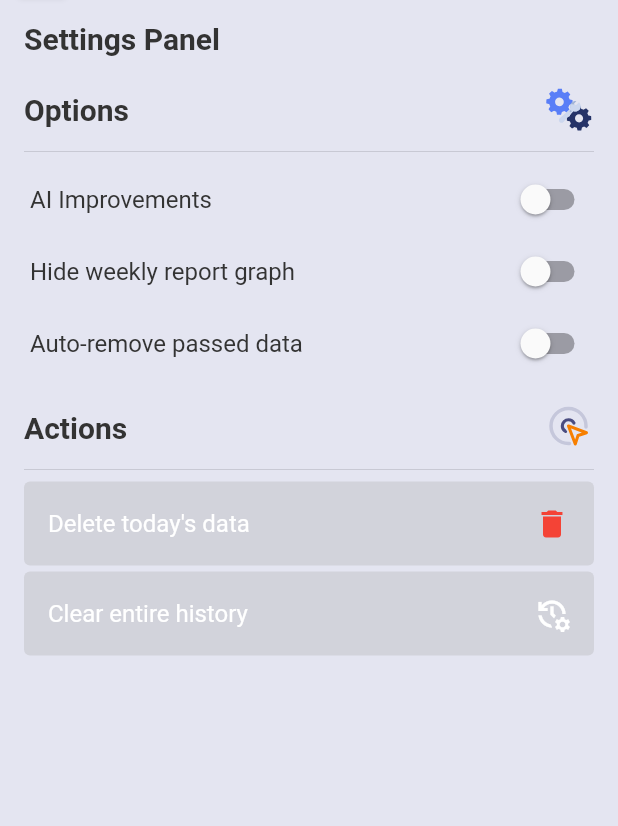
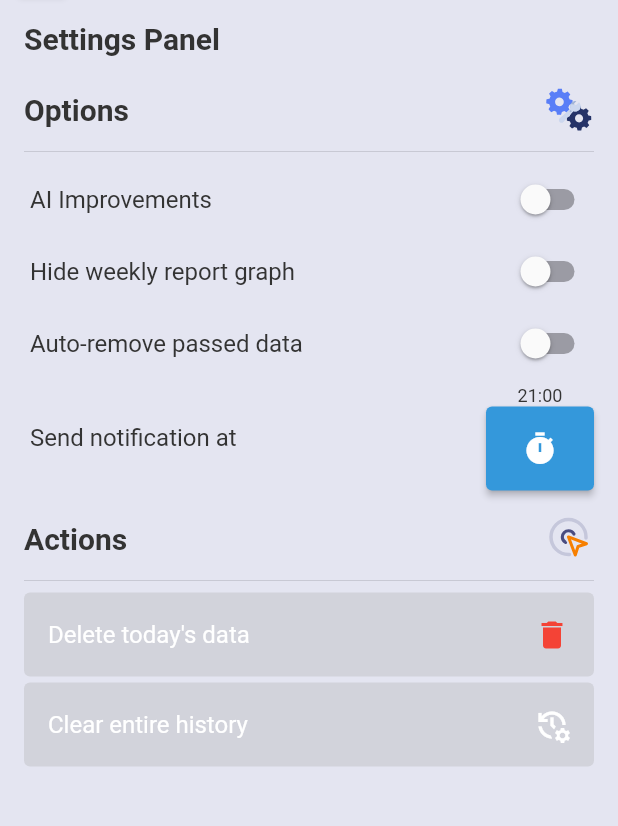
Before and after one commit to sauciucrazvan/mindwaves, a Flutter app: the SettingsPanel screen opened directly, on a phone screen of 412 x 824 dp, the part 75-901 px from its top. Run offline on Flutter 3.47's test engine with Material 2 defaults, Android fonts, the phone set to English and light mode, and no system bars; our stand-ins replace flutter_local_notifications, hive, hive_flutter, lottie, timezone; missing offline and left inert: encrypt, graphic; accounts and stored records are empty.

Commit message:
Added notification time picker in the settings panel

```diff
--- a/lib/backend/services/notification_service.dart
+++ b/lib/backend/services/notification_service.dart
@@ -1,4 +1,5 @@
 import 'package:flutter_local_notifications/flutter_local_notifications.dart';
+import 'package:mindwaves/backend/services/settings_service.dart';
 import 'package:timezone/data/latest.dart' as timezones;
 import 'package:timezone/timezone.dart' as tz;
 
@@ -68,4 +69,21 @@ class NotificationService {
           UILocalNotificationDateInterpretation.absoluteTime,
     );
   }
+
+  String getNotificationTime() {
+    if (SettingsService().getSettingValue("notification-time") is! Map) {
+      return "21:00";
+    }
+
+    final Map<dynamic, dynamic> notificationTime =
+        SettingsService().getSettingValue("notification-time");
+
+    final String hour = notificationTime["hour"];
+    final String minute = notificationTime["minute"];
+
+    final String hourString = hour.padLeft(2, '0');
+    final String minuteString = minute.padLeft(2, '0');
+
+    return '$hourString:$minuteString';
+  }
 }
--- a/lib/backend/services/settings_service.dart
+++ b/lib/backend/services/settings_service.dart
@@ -1,4 +1,5 @@
 // Generic imports
+import 'package:flutter/material.dart';
 import 'package:hive/hive.dart';
 
 class SettingsService {
@@ -16,4 +17,9 @@ class SettingsService {
 
   // Reset to default values
   void resetSettings() => _settingsBox.clear();
+
+  // Time picker
+  Future<TimeOfDay?> timePicker(BuildContext context) {
+    return showTimePicker(context: context, initialTime: TimeOfDay.now());
+  }
 }
--- a/lib/frontend/routes/settings/settings_panel.dart
+++ b/lib/frontend/routes/settings/settings_panel.dart
@@ -5,11 +5,14 @@ import 'package:lottie/lottie.dart';
 // Backend imports
 import 'package:mindwaves/backend/services/tracker_service.dart';
 import 'package:mindwaves/backend/services/settings_service.dart';
+import 'package:mindwaves/backend/services/notification_service.dart';
 
 // Frontend imports
 import 'package:mindwaves/frontend/widgets/buttons/leading_button.dart';
 import 'package:mindwaves/frontend/widgets/buttons/long_button.dart';
+import 'package:mindwaves/frontend/widgets/buttons/small_button.dart';
 import 'package:mindwaves/frontend/widgets/dialogs/confirm_dialog.dart';
+import 'package:mindwaves/frontend/widgets/notifications/elevated_notification.dart';
 
 class SettingsPanel extends StatefulWidget {
   const SettingsPanel({super.key});
@@ -162,6 +165,55 @@ class _SettingsPanelState extends State<SettingsPanel> {
                   ],
                 ),
 
+                const SizedBox(height: 4),
+
+                // Notification time
+                Row(
+                  mainAxisAlignment: MainAxisAlignment.spaceBetween,
+                  children: [
+                    Padding(
+                      padding: const EdgeInsets.symmetric(horizontal: 4.0),
+                      child: Text(
+                        "Send notification at",
+                        style: Theme.of(context).textTheme.bodyMedium,
+                      ),
+                    ),
+                    Column(
+                      children: [
+                        Text(
+                          NotificationService().getNotificationTime(),
+                          style: Theme.of(context).textTheme.bodySmall,
+                        ),
+                        SmallButton(
+                          icon: Icons.timer,
+                          color: Theme.of(context).colorScheme.primary,
+                          pressed: () async {
+                            TimeOfDay? selectedTime =
+                                await _settingsService.timePicker(context);
+
+                            if (selectedTime == null) return;
+
+                            setState(() {
+                              _settingsService.setSettingValue(
+                                  "notification-time", {
+                                "hour": selectedTime.hour.toString(),
+                                "minute": selectedTime.minute.toString()
+                              });
+                            });
+
+                            // ignore: use_build_context_synchronously
+                            showElevatedNotification(
+                              context,
+                              "Value updated. Taking action on the next track of a day!",
+                              Colors.lightGreen.shade700,
+                            );
+                          },
+                        ),
+                      ],
+                    ),
+                  ],
+                ),
+
                 const SizedBox(height: 16),
 
                 Row(
```
